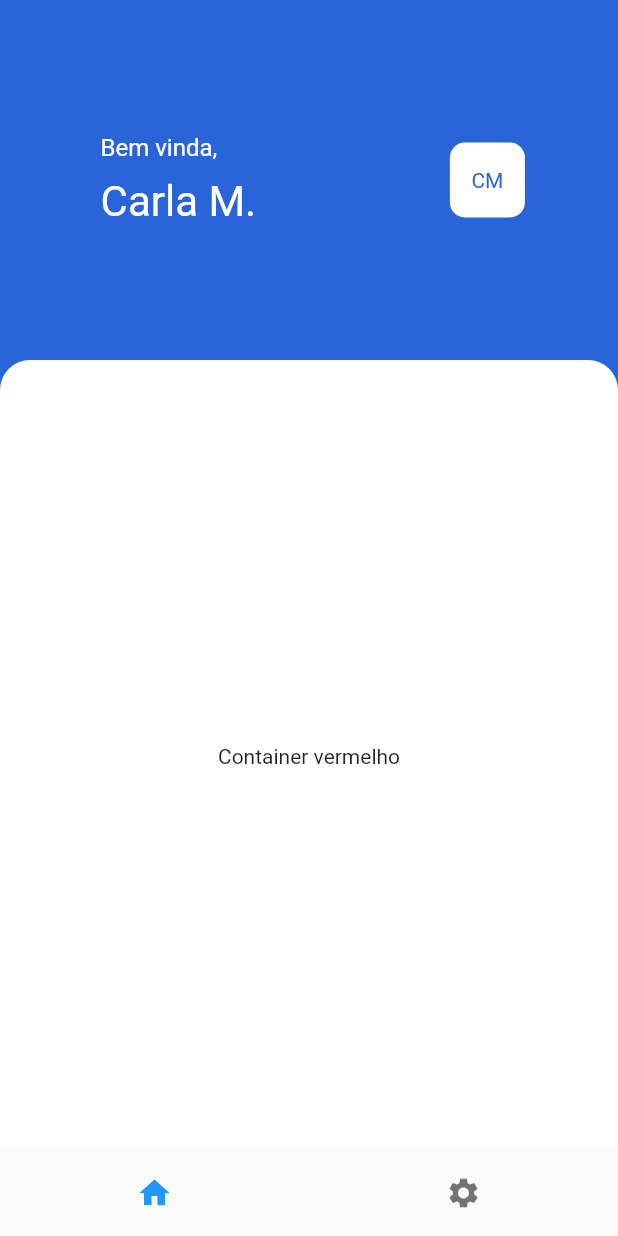
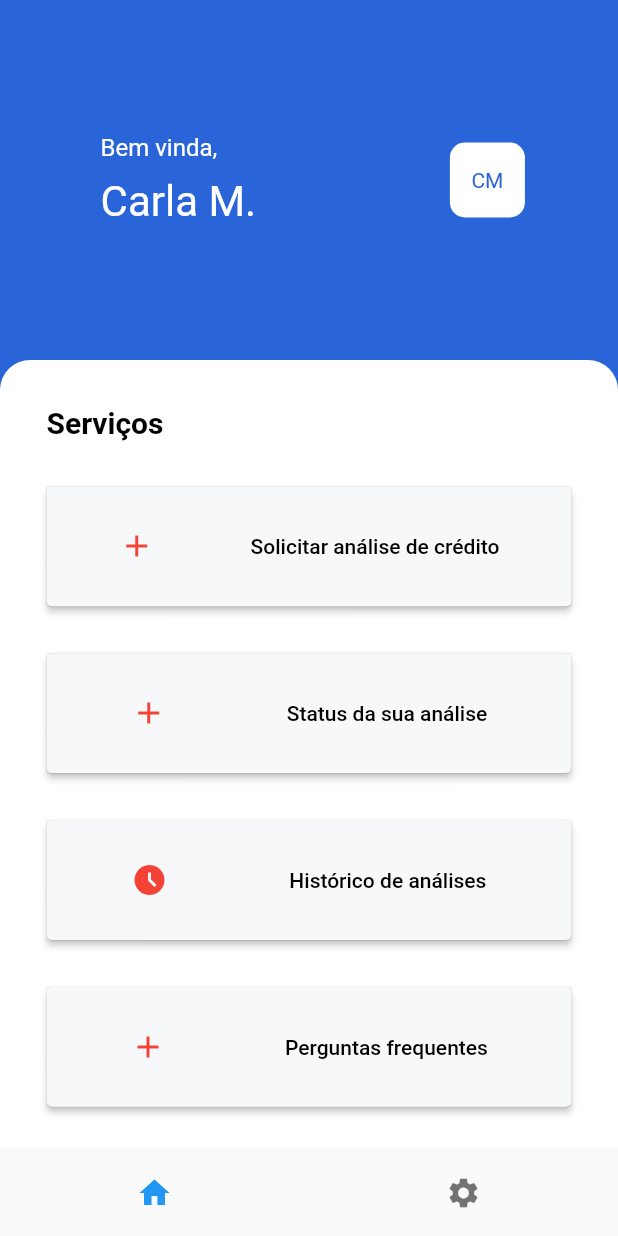
Before and after one commit to celsosoares/ST_Credit, a Flutter app: the HomeUser screen opened directly, on a phone screen of 412 x 824 dp. Run offline on Flutter 3.47's test engine with Material 2 defaults, Android fonts, the phone set to English and light mode, and no system bars; our stand-ins replace google_fonts.

Commit message:
adding structure to buttons of the page

```diff
--- a/lib/pages/homeUser.dart
+++ b/lib/pages/homeUser.dart
@@ -79,7 +79,131 @@ class _HomeUserState extends State<HomeUser>{
                           topLeft: Radius.circular(20.0),
                           topRight: Radius.circular(20.0),)
                     ),
-                    child: const Text("Container vermelho"),
+                    padding: EdgeInsets.all(30),
+                    child: Column(
+                      crossAxisAlignment: CrossAxisAlignment.start,
+                      mainAxisAlignment: MainAxisAlignment.spaceBetween,
+                      children: [
+                        const Text("Serviços",
+                          style: TextStyle(
+                              color: Color(0xFF000000),
+                              fontSize: 20,
+                              fontWeight: FontWeight.w700)
+                        ),
+                        Container(
+                          height: 80,
+                          width: 350,
+                            decoration:  BoxDecoration(
+                                border: Border.all(
+                                    color: Colors.grey,
+                                    width: 0.10
+                                )
+                            ),
+                          child: ElevatedButton(
+                            onPressed: (){
+
+                            },
+                            style: ElevatedButton.styleFrom(
+                                backgroundColor: const Color(0xFFF7F8F9)
+                            ),
+                            child: const Row(
+                              mainAxisAlignment: MainAxisAlignment.spaceAround,
+                              children: [
+                                Icon(Icons.add,color: Colors.red,),
+                                Text("Solicitar análise de crédito"
+                                  , style: TextStyle(
+                                      color: Colors.black
+                                  ),)
+                              ],
+                            ),
+                          )
+                        ),
+                        Container(
+                            height: 80,
+                            width: 350,
+                            decoration:  BoxDecoration(
+                              border: Border.all(
+                                color: Colors.grey,
+                                  width: 0.10
+                              )
+                            ),
+                            child: ElevatedButton(
+                              onPressed: (){
+
+                              },
+                              style: ElevatedButton.styleFrom(
+                                  backgroundColor: const Color(0xFFF7F8F9)
+                              ),
+                              child: const Row(
+                                mainAxisAlignment: MainAxisAlignment.spaceAround,
+                                children: [
+                                  Icon(Icons.add,color: Colors.red,),
+                                  Text("Status da sua análise"
+                                    , style: TextStyle(
+                                        color: Colors.black
+                                    ),)
+                                ],
+                              ),
+                            )
+                        ),
+                        Container(
+                            height: 80,
+                            width: 350,
+                            decoration:  BoxDecoration(
+                                border: Border.all(
+                                    color: Colors.grey,
+                                    width: 0.10
+                                )
+                            ),
+                            child: ElevatedButton(
+                              onPressed: (){
+
+                              },
+                              style: ElevatedButton.styleFrom(
+                                  backgroundColor: const Color(0xFFF7F8F9)
+                              ),
+                              child: const Row(
+                                mainAxisAlignment: MainAxisAlignment.spaceAround,
+                                children: [
+                                  Icon(Icons.access_time_filled,color: Colors.red,),
+                                  Text("Histórico de análises"
+                                    , style: TextStyle(
+                                        color: Colors.black
+                                    ),)
+                                ],
+                              ),
+                            )
+                        ),
+                        Container(
+                            height: 80,
+                            width: 350,
+                            decoration:  BoxDecoration(
+                                border: Border.all(
+                                    color: Colors.grey,
+                                    width: 0.10
+                                )
+                            ),
+                            child: ElevatedButton(
+                              onPressed: (){
+
+                              },
+                              style: ElevatedButton.styleFrom(
+                                  backgroundColor: const Color(0xFFF7F8F9)
+                              ),
+                              child: const Row(
+                                mainAxisAlignment: MainAxisAlignment.spaceAround,
+                                children: [
+                                  Icon(Icons.add,color: Colors.red,),
+                                  Text("Perguntas frequentes"
+                                    , style: TextStyle(
+                                        color: Colors.black
+                                    ),)
+                                ],
+                              ),
+                            )
+                        )
+                      ],
+                    ),
                   ),
             ),
           ],
```
